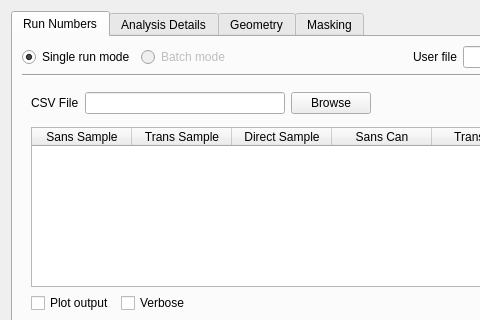
First picture: the form in Code/qtiplot/MantidQt/CustomInterfaces/inc/SANSRunWindow.ui, repository mantidproject/mantid, before the edit; both pictures show x 0 to 480 and y 0 to 320 of the 771 by 427 pixel window.
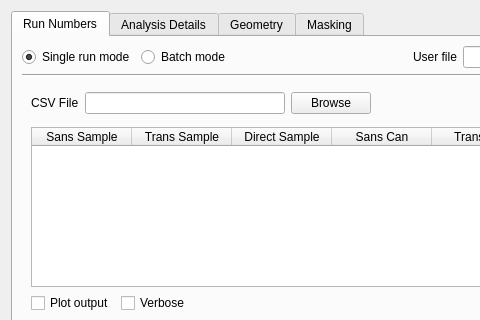
Second picture: the form after the edit. The open tabs and pages were chosen to show the change.

Commit message: Changes to header files as well for last check in. Re #1052

The edit to the form file:
```diff
--- a/Code/qtiplot/MantidQt/CustomInterfaces/inc/SANSRunWindow.ui
+++ b/Code/qtiplot/MantidQt/CustomInterfaces/inc/SANSRunWindow.ui
@@ -86,7 +86,7 @@
          <item>
           <widget class="QRadioButton" name="batch_mode_btn" >
            <property name="enabled" >
-            <bool>false</bool>
+            <bool>true</bool>
            </property>
            <property name="text" >
             <string>Batch mode</string>
```
Left out of the diff: 10 changed lines with no effect on the pictures. The commit also changes 1 other file.
